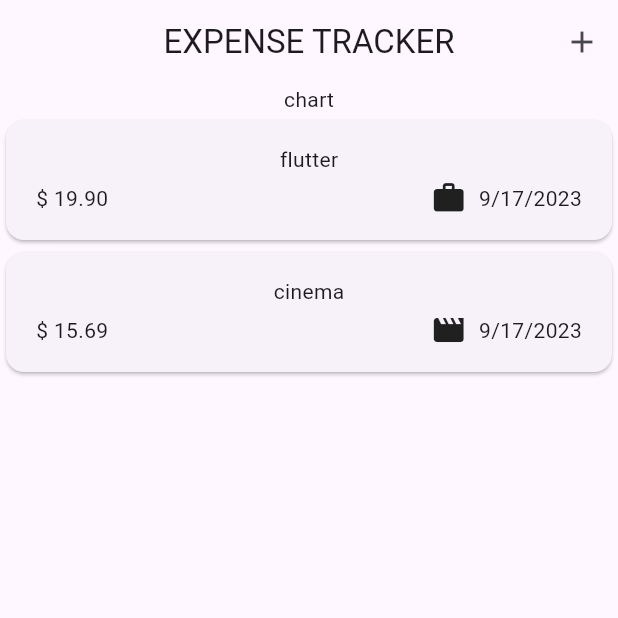
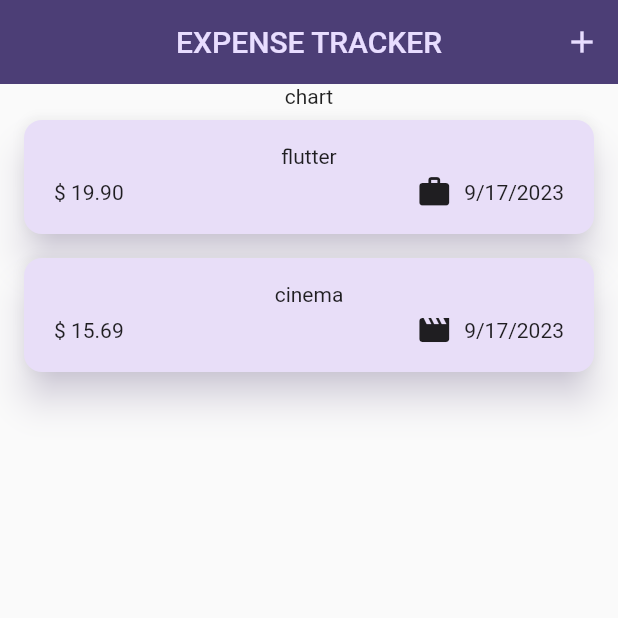
Before and after one commit to azutsavv/expense_tracking, a Flutter app: the screen it shows after launch, on a phone screen of 412 x 824 dp, the top half of it. Run offline on Flutter 3.47's test engine with Material 2 defaults, Android fonts, the phone set to English and light mode, and no system bars.

Commit message:
color schema is changed using with copyfrom widget

```diff
--- a/lib/main.dart
+++ b/lib/main.dart
@@ -1,5 +1,8 @@
 import 'package:expense_tracker/widgets/expenses.dart';
 import 'package:flutter/material.dart';
+
+var KcolorScheme =
+    ColorScheme.fromSeed(seedColor: const Color.fromARGB(255, 70, 5, 175));
 
 void main() {
   runApp(const MyApp());
@@ -8,17 +11,45 @@ void main() {
 class MyApp extends StatelessWidget {
   const MyApp({super.key});
 
-  // This widget is the root of your application.
   @override
   Widget build(BuildContext context) {
     return MaterialApp(
       debugShowCheckedModeBanner: false,
-      theme:  ThemeData(useMaterial3: true),
+      theme:
+          ThemeData().copyWith(
+            useMaterial3: true,
+            colorScheme: KcolorScheme,
+            appBarTheme: AppBarTheme(
+              backgroundColor: KcolorScheme.onPrimaryContainer,
+              foregroundColor: KcolorScheme.primaryContainer,
+            ),
+
+            cardTheme: CardTheme(
+              color: KcolorScheme.secondaryContainer,
+              margin:const EdgeInsets.symmetric(horizontal: 16 , vertical: 8),
+              elevation: 10,
+              shadowColor: KcolorScheme.primaryContainer,
+            ),
+
+            elevatedButtonTheme: ElevatedButtonThemeData(
+              style: ElevatedButton.styleFrom(
+                backgroundColor: KcolorScheme.primaryContainer,
+              )
+            ),
+
+            textTheme: ThemeData().textTheme.copyWith(
+
+            )
+
+
+
+
+            ),
+
       initialRoute: '/expense',
       routes: {
-        '/expense':(context) => const Expenses(),
+        '/expense': (context) => const Expenses(),
       },
-
     );
   }
 }
```
